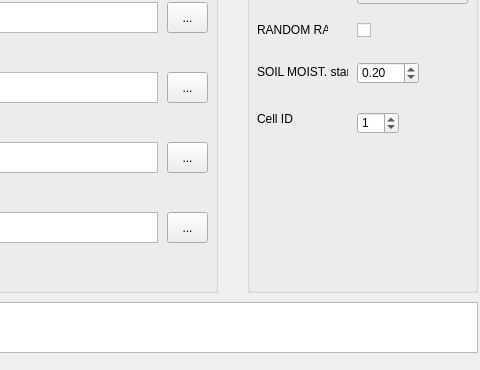
This is scripts/mainWindow.ui in raffalba/MYSIRR as Qt 5 draws it before an edit; both pictures show x 533 to 1013 and y 147 to 517 of the 1013 by 517 pixel window. The edited form follows.
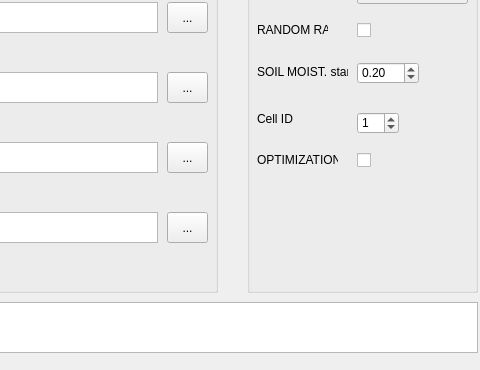
This is the edited form. Icons and pictures are not drawn.

```diff
--- a/scripts/mainWindow.ui
+++ b/scripts/mainWindow.ui
@@ -592,6 +592,45 @@
       </property>
      </item>
     </widget>
+    <widget class="QCheckBox" name="checkBoxOptimization">
+     <property name="geometry">
+      <rect>
+       <x>110</x>
+       <y>260</y>
+       <width>81</width>
+       <height>17</height>
+      </rect>
+     </property>
+     <property name="text">
+      <string/>
+     </property>
+    </widget>
+    <widget class="QLabel" name="label_15">
+     <property name="geometry">
+      <rect>
+       <x>10</x>
+       <y>280</y>
+       <width>46</width>
+       <height>13</height>
+      </rect>
+     </property>
+     <property name="text">
+      <string/>
+     </property>
+    </widget>
+    <widget class="QLabel" name="label_16">
+     <property name="geometry">
+      <rect>
+       <x>10</x>
+       <y>260</y>
+       <width>81</width>
+       <height>16</height>
+      </rect>
+     </property>
+     <property name="text">
+      <string>OPTIMIZATION</string>
+     </property>
+    </widget>
    </widget>
   </widget>
   <widget class="QMenuBar" name="menuBar">
```
